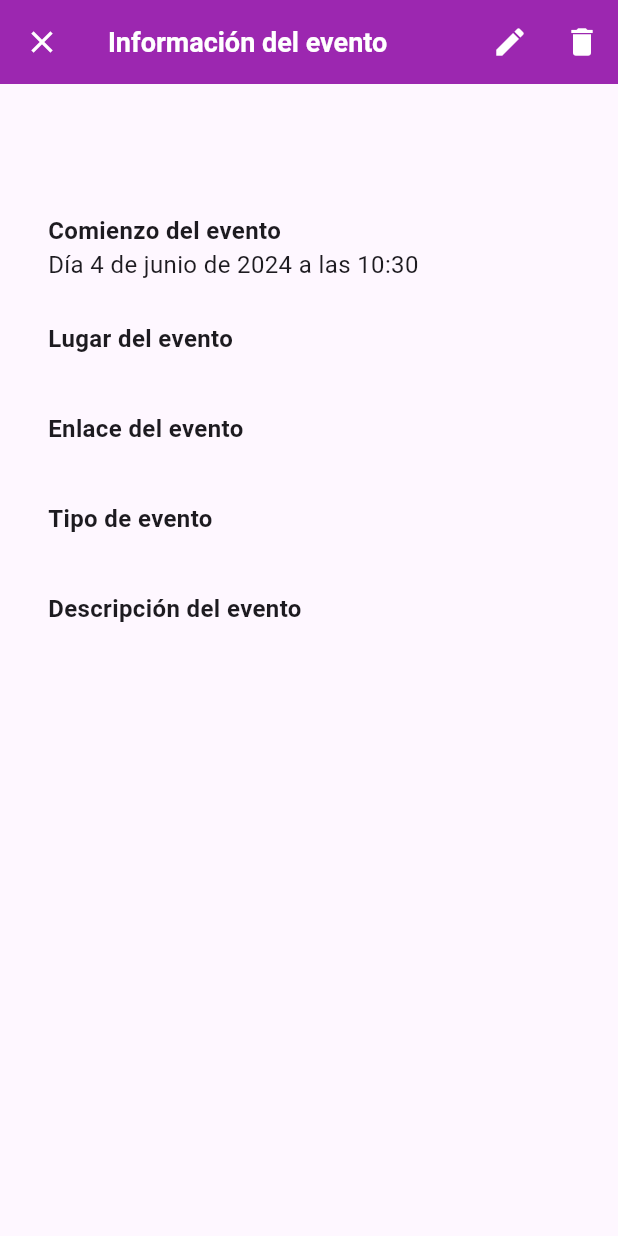
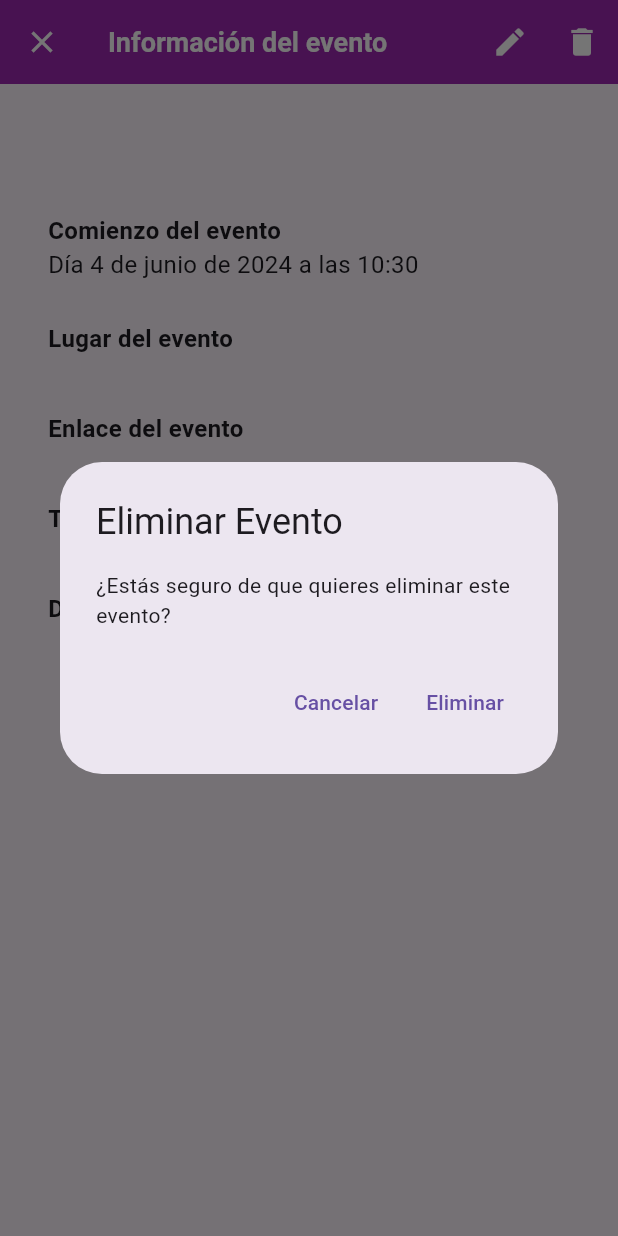
Before and after one commit to TheCarlitosYT/inforas, a Flutter app: the EventViewingPage screen opened directly with empty values, after a tap on the "delete" icon, on a phone screen of 412 x 824 dp. Run offline on Flutter 3.47's test engine with Material 3 defaults, Android fonts, the phone set to English and light mode, and no system bars; our stand-ins replace flutter_secure_storage, form_field_validator, get, iconsax, syncfusion_flutter_calendar, table_calendar; accounts and stored records are empty.

Commit message:
Ya debería funcionar todo lo basico + import optimization

```diff
--- a/lib/screens/document_edit_page.dart
+++ b/lib/screens/document_edit_page.dart
@@ -6,12 +6,10 @@ import 'package:flutter/material.dart';
 import 'package:get/get.dart';
 import 'package:inforas/models/documento.dart';
 import 'package:inforas/navigation_menu.dart';
-import 'package:inforas/providers/documentos_provider.dart';
 import 'package:inforas/services/documento_service.dart';
 import 'package:inforas/services/login_service.dart';
 import 'package:inforas/widgets/errorPopUp.dart';
 import 'package:inforas/widgets/succesPopUp.dart';
-import 'package:provider/provider.dart';
 
 class DocumentEditingPage extends StatefulWidget {
   final Documento? documento;
--- a/lib/screens/document_viewing_page.dart
+++ b/lib/screens/document_viewing_page.dart
@@ -1,9 +1,9 @@
 import 'package:flutter/material.dart';
+import 'package:get/get.dart';
 import 'package:inforas/models/documento.dart';
-import 'package:inforas/providers/documentos_provider.dart';
+import 'package:inforas/navigation_menu.dart';
 import 'package:inforas/screens/document_edit_page.dart';
 import 'package:inforas/services/documento_service.dart';
-import 'package:provider/provider.dart';
 
 class DocumentViewingPage extends StatelessWidget {
   final Documento documento;
@@ -58,7 +58,6 @@ class DocumentViewingPage extends StatelessWidget {
       IconButton(
               icon: Icon(Icons.delete),
               onPressed: () {
-                // Mostrar un cuadro de diálogo de confirmación
                 showDialog(
                   context: context,
                   builder: (BuildContext context) {
@@ -69,18 +68,14 @@ class DocumentViewingPage extends StatelessWidget {
                       actions: [
                         TextButton(
                           onPressed: () {
-                            Navigator.of(context).pop(); // Cerrar el cuadro de diálogo
+                            Navigator.of(context).pop();
                           },
                           child: Text('Cancelar'),
                         ),
                         TextButton(
                           onPressed: () {
-                            // Eliminar el producto
-                            // Provider.of<ProductsService>(context, listen: false)
-                            //     .deleteProduct(product);
                             _eliminarDocumento(documento, documentoService);
-                            Navigator.of(context).pop(); // Cerrar el cuadro de diálogo
-                            Navigator.of(context).pop();
+                            Navigator.of(context).pop(true);
                           },
                           child: Text('Eliminar'),
                         ),
--- a/lib/screens/event_editing_page.dart
+++ b/lib/screens/event_editing_page.dart
@@ -8,13 +8,11 @@ import 'package:flutter/widgets.dart';
 import 'package:get/get.dart';
 import 'package:inforas/models/evento.dart';
 import 'package:inforas/navigation_menu.dart';
-import 'package:inforas/providers/events_provider.dart';
 import 'package:inforas/services/evento_service.dart';
 import 'package:inforas/services/login_service.dart';
 import 'package:inforas/utils/utils.dart';
 import 'package:inforas/widgets/errorPopUp.dart';
 import 'package:inforas/widgets/succesPopUp.dart';
-import 'package:provider/provider.dart';
 
 class EventEditingPage extends StatefulWidget {
   final Evento? evento;
--- a/lib/screens/event_viewing_page.dart
+++ b/lib/screens/event_viewing_page.dart
@@ -1,10 +1,10 @@
 import 'package:flutter/material.dart';
+import 'package:get/get.dart';
 import 'package:inforas/models/evento.dart';
-import 'package:inforas/providers/events_provider.dart';
+import 'package:inforas/navigation_menu.dart';
 import 'package:inforas/screens/screens.dart';
+import 'package:inforas/services/evento_service.dart';
 import 'package:intl/intl.dart';
-import 'package:provider/provider.dart';
-import 'package:intl/date_symbol_data_local.dart'; // for other locales
 
 class EventViewingPage extends StatelessWidget {
   final Evento evento;
@@ -13,6 +13,8 @@ class EventViewingPage extends StatelessWidget {
 
   @override
   Widget build(BuildContext context) {
+    EventoService eventoService = new EventoService();
+
     return Scaffold(
       appBar: AppBar(
         leading: CloseButton(),
@@ -20,7 +22,7 @@ class EventViewingPage extends StatelessWidget {
           color:
               const Color.fromARGB(255, 255, 255, 255), //change your color here
         ),
-        actions: buildViewingActions(context, evento),
+        actions: buildViewingActions(context, evento, eventoService),
         title: const Text("Información del evento"),
         titleTextStyle: TextStyle(
           fontSize: 18,
@@ -78,7 +80,7 @@ class EventViewingPage extends StatelessWidget {
     );
   }
 
-  List<Widget> buildViewingActions(BuildContext context, Evento evento) {
+  List<Widget> buildViewingActions(BuildContext context, Evento evento, EventoService eventoService) {
     return [
       IconButton(
         icon: Icon(Icons.edit),
@@ -89,12 +91,35 @@ class EventViewingPage extends StatelessWidget {
         ),
       ),
       IconButton(
-        icon: Icon(Icons.delete),
-        onPressed: () {
-          final provider = Provider.of<EventsProvider>(context, listen: false);
-          provider.deleteEvento(evento);
-        },
-      ),
+              icon: Icon(Icons.delete),
+              onPressed: () {
+                showDialog(
+                  context: context,
+                  builder: (BuildContext context) {
+                    return AlertDialog(
+                      title: Text('Eliminar Evento'),
+                      content: Text(
+                          '¿Estás seguro de que quieres eliminar este evento?'),
+                      actions: [
+                        TextButton(
+                          onPressed: () {
+                            Navigator.of(context).pop();
+                          },
+                          child: Text('Cancelar'),
+                        ),
+                        TextButton(
+                          onPressed: () {
+                            _eliminarDocumento(evento, eventoService);
+                            Navigator.of(context).pop(true);
+                          },
+                          child: Text('Eliminar'),
+                        ),
+                      ],
+                    );
+                  },
+                );
+              },
+            ),
     ];
   }
 
@@ -160,4 +185,8 @@ class EventViewingPage extends StatelessWidget {
       ],
     );
   }
+  void _eliminarDocumento(Evento evento, EventoService eventoService) {
+    eventoService.deleteEvento(evento.idEventos!);
+    print('Eliminar favorito ${evento.idEventos}');
+  }
 }
--- a/lib/services/documento_service.dart
+++ b/lib/services/documento_service.dart
@@ -7,7 +7,6 @@ import 'package:inforas/models/models.dart';
 import 'package:inforas/navigation_menu.dart';
 import 'package:inforas/providers/inforas_provider.dart';
 import 'package:inforas/services/login_service.dart';
-import 'package:intl/intl.dart';
 
 
 class DocumentoService extends ChangeNotifier {
--- a/lib/services/evento_service.dart
+++ b/lib/services/evento_service.dart
@@ -7,7 +7,6 @@ import 'package:inforas/models/models.dart';
 import 'package:inforas/navigation_menu.dart';
 import 'package:inforas/providers/inforas_provider.dart';
 import 'package:inforas/services/login_service.dart';
-import 'package:intl/intl.dart';
 
 
 class EventoService extends ChangeNotifier {
```
